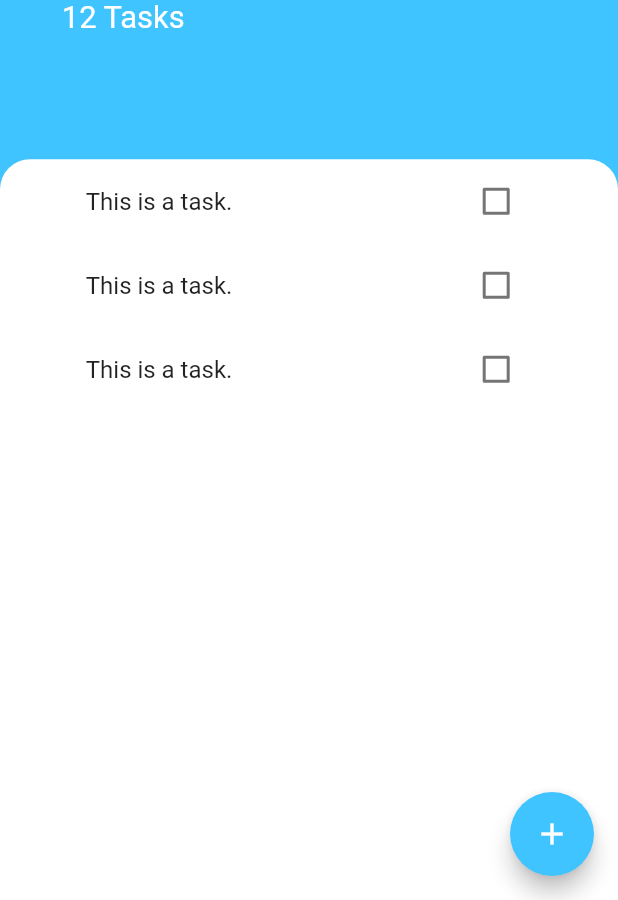
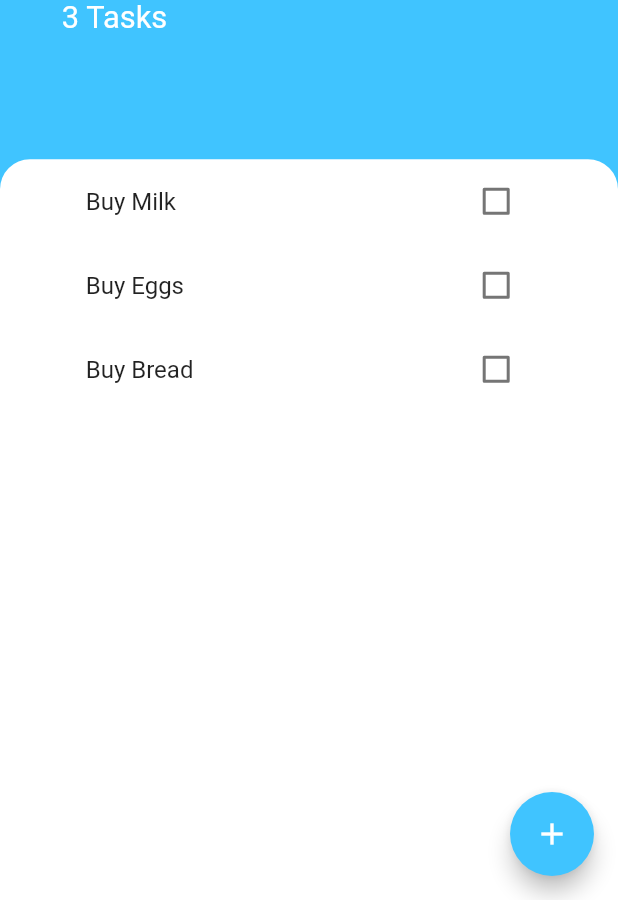
Before and after one commit to Dagmawi-Y/todoey, a Flutter app: the screen it shows after launch, on a phone screen of 412 x 824 dp, the part 336-1236 px from its top. Run offline on Flutter 3.47's test engine with Material 2 defaults, Android fonts, the phone set to English and light mode, and no system bars.

Commit message:
provider integration for state management iter-1

```diff
--- a/lib/main.dart
+++ b/lib/main.dart
@@ -1,4 +1,6 @@
 import 'package:flutter/material.dart';
+import 'package:provider/provider.dart';
+import 'package:todoey_flutter/models/task_data.dart';
 import 'screens/tasks_screen.dart';
 
 void main() {
@@ -10,8 +12,11 @@ class MyApp extends StatelessWidget {
 
   @override
   Widget build(BuildContext context) {
-    return MaterialApp(
-      home: TasksScreen(),
+    return ChangeNotifierProvider(
+      create: (context) => TaskData(),
+      child: MaterialApp(
+        home: TasksScreen(),
+      ),
     );
   }
 }
--- /dev/null
+++ b/lib/models/task.dart
@@ -0,0 +1,10 @@
+class Task {
+  late String name;
+  bool isDone;
+
+  Task({required this.name, this.isDone = false});
+
+  void toggleDone() {
+    isDone = !isDone;
+  }
+}
--- /dev/null
+++ b/lib/models/task_data.dart
@@ -0,0 +1,10 @@
+import 'package:flutter/foundation.dart';
+import 'package:todoey_flutter/models/task.dart';
+
+class TaskData extends ChangeNotifier {
+  List<Task> tasks = [
+    Task(name: 'Buy Milk'),
+    Task(name: 'Buy Eggs'),
+    Task(name: 'Buy Bread')
+  ];
+}
--- a/lib/screens/tasks_screen.dart
+++ b/lib/screens/tasks_screen.dart
@@ -1,4 +1,6 @@
 import 'package:flutter/material.dart';
+import 'package:provider/provider.dart';
+import 'package:todoey_flutter/models/task_data.dart';
 import 'package:todoey_flutter/widgets/tasks_list.dart';
 import 'package:todoey_flutter/screens/add_task_screen.dart';
 
@@ -16,7 +18,13 @@ class TasksScreen extends StatelessWidget {
         onPressed: () {
           showModalBottomSheet(
             context: context,
-            builder: (context) => AddTaskScreen(),
+            builder: (context) => AddTaskScreen((newTaskTitle) {
+              // setState(() {
+              //   Provider.of<TaskData>(context).tasks.add(
+              //         Task(name: newTaskTitle),
+              //       );
+              // });
+            }),
           );
         },
       ),
@@ -54,7 +62,7 @@ class TasksScreen extends StatelessWidget {
                   ),
                 ),
                 Text(
-                  '12 Tasks',
+                  '${Provider.of<TaskData>(context).tasks.length} Tasks',
                   style: TextStyle(
                     color: Colors.white,
                     fontSize: size.width * 0.05,
--- a/lib/widgets/task_tile.dart
+++ b/lib/widgets/task_tile.dart
@@ -1,48 +1,29 @@
 import 'package:flutter/material.dart';
 
-class TaskTile extends StatefulWidget {
-  @override
-  State<TaskTile> createState() => _TaskTileState();
-}
+class TaskTile extends StatelessWidget {
+  final bool isChecked;
+  final String taskTitle;
+  final Function(bool?) checkboxCallback;
 
-class _TaskTileState extends State<TaskTile> {
-  bool isChecked = false;
-  void checkboxCallback(bool? checkboxState) {
-    setState(() {
-      isChecked = checkboxState ?? true;
-    });
-  }
+  TaskTile(
+      {required this.isChecked,
+      required this.taskTitle,
+      required this.checkboxCallback});
 
   @override
   Widget build(BuildContext context) {
     return ListTile(
       title: Text(
-        'This is a task.',
+        taskTitle,
         style: TextStyle(
           decoration: isChecked ? TextDecoration.lineThrough : null,
         ),
       ),
-      trailing: TaskCheckbox(
-        checkboxState: isChecked,
-        toggleCheckboxState: checkboxCallback,
+      trailing: Checkbox(
+        value: isChecked,
+        activeColor: Colors.lightBlueAccent,
+        onChanged: checkboxCallback,
       ),
     );
   }
 }
-
-class TaskCheckbox extends StatelessWidget {
-  TaskCheckbox(
-      {required this.checkboxState, required this.toggleCheckboxState});
-
-  final bool checkboxState;
-  final void Function(bool?) toggleCheckboxState;
-
-  @override
-  Widget build(BuildContext context) {
-    return Checkbox(
-      value: checkboxState,
-      activeColor: Colors.lightBlueAccent,
-      onChanged: toggleCheckboxState,
-    );
-  }
-}
--- a/lib/widgets/tasks_list.dart
+++ b/lib/widgets/tasks_list.dart
@@ -1,15 +1,29 @@
 import 'package:flutter/material.dart';
 import 'package:todoey_flutter/widgets/task_tile.dart';
+// import 'package:todoey_flutter/models/task.dart';
+import 'package:provider/provider.dart';
+import 'package:todoey_flutter/models/task_data.dart';
 
 class TasksList extends StatelessWidget {
   @override
   Widget build(BuildContext context) {
-    return ListView(
-      children: [
-        TaskTile(),
-        TaskTile(),
-        TaskTile(),
-      ],
+    return Consumer<TaskData>(
+      builder: (context, taskData, child) {
+        return ListView.builder(
+          itemBuilder: (context, index) {
+            return TaskTile(
+              isChecked: taskData.tasks[index].isDone,
+              taskTitle: taskData.tasks[index].name,
+              checkboxCallback: (checkboxState) {
+                // setState(() {
+                //   Provider.of<TaskData>(context).tasks[index].toggleDone();
+                // });
+              },
+            );
+          },
+          itemCount: Provider.of<TaskData>(context).tasks.length,
+        );
+      },
     );
   }
 }
--- a/pubspec.yaml
+++ b/pubspec.yaml
@@ -14,6 +14,7 @@ dependencies:
 
 
   cupertino_icons: ^1.0.2
+  provider: ^6.0.5
 
 
 dev_dependencies:
```
Also changed, not shown: lib/screens/add_task_screen.dart (+16 -11 lines).
